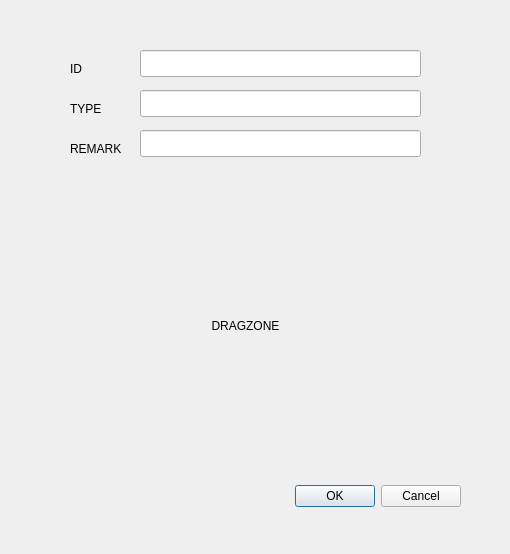
First picture: the form in document_linker_dialog_base.ui, repository ponceta/DocLinker, before the edit.
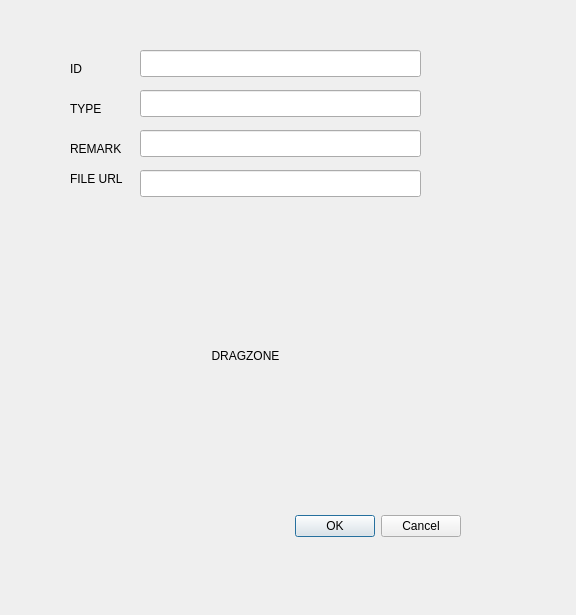
Second picture: the form after the edit.

Diff of the .ui file:
```diff
--- a/document_linker_dialog_base.ui
+++ b/document_linker_dialog_base.ui
@@ -6,8 +6,8 @@
    <rect>
     <x>0</x>
     <y>0</y>
-    <width>510</width>
-    <height>554</height>
+    <width>576</width>
+    <height>615</height>
    </rect>
   </property>
   <property name="acceptDrops">
@@ -20,7 +20,7 @@
    <property name="geometry">
     <rect>
      <x>120</x>
-     <y>480</y>
+     <y>510</y>
      <width>341</width>
      <height>32</height>
     </rect>
@@ -105,7 +105,7 @@
    <property name="geometry">
     <rect>
      <x>90</x>
-     <y>200</y>
+     <y>230</y>
      <width>311</width>
      <height>251</height>
     </rect>
@@ -120,6 +120,29 @@
     <set>Qt::AlignCenter</set>
    </property>
   </widget>
+  <widget class="QLineEdit" name="lineEdit_LINK_IMAGE">
+   <property name="geometry">
+    <rect>
+     <x>140</x>
+     <y>170</y>
+     <width>281</width>
+     <height>27</height>
+    </rect>
+   </property>
+  </widget>
+  <widget class="QLabel" name="label">
+   <property name="geometry">
+    <rect>
+     <x>70</x>
+     <y>170</y>
+     <width>58</width>
+     <height>17</height>
+    </rect>
+   </property>
+   <property name="text">
+    <string>FILE URL</string>
+   </property>
+  </widget>
  </widget>
  <resources/>
  <connections>
```
